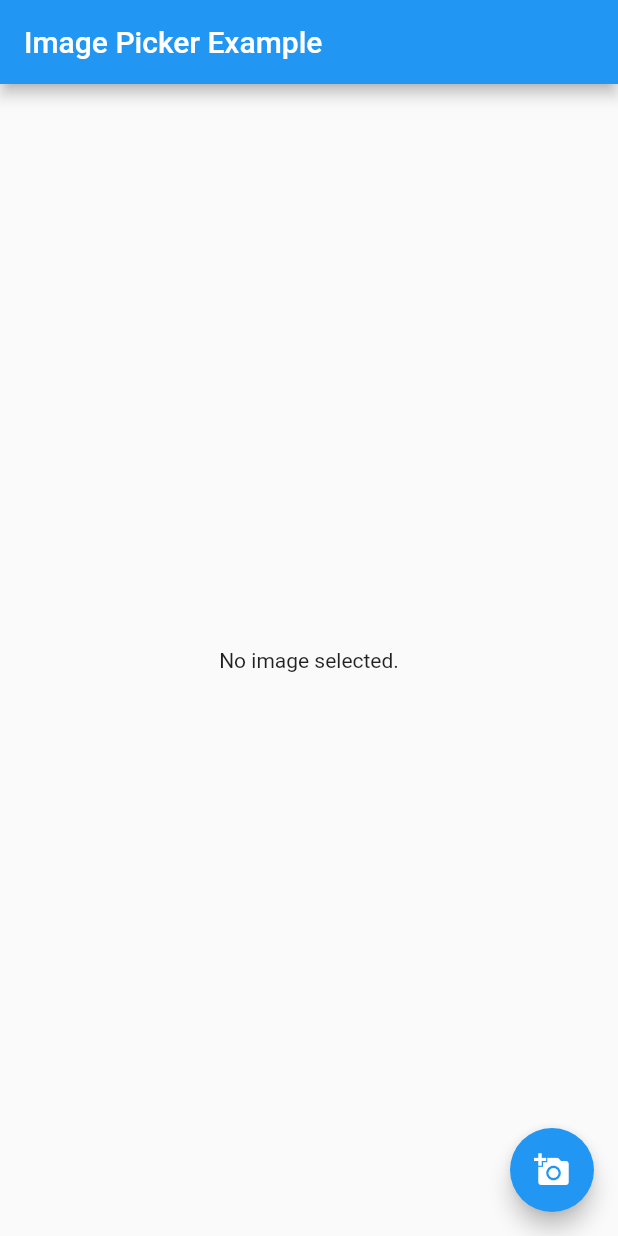
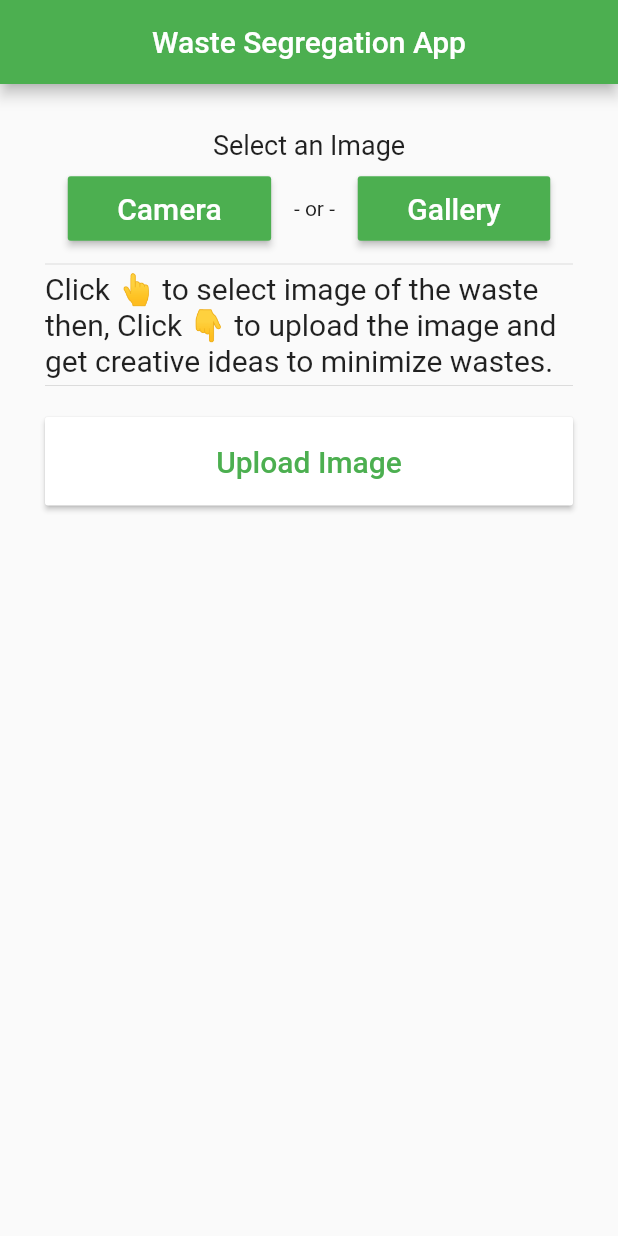
Before and after one commit to NishantOG/WasteSegregationApp, a Flutter app: the screen it shows after launch, on a phone screen of 412 x 824 dp. Run offline on Flutter 3.47's test engine with Material 2 defaults, Android fonts, the light colour scheme and no system bars; our stand-ins replace image_cropper, image_picker.

Commit message:
Basic structure of the app

```diff
--- a/frontend/lib/main.dart
+++ b/frontend/lib/main.dart
@@ -1,54 +1,219 @@
 import 'dart:io';
+import 'dart:convert';
+import 'package:flutter/cupertino.dart';
+import 'package:http/http.dart' as http;
+import 'package:image_picker/image_picker.dart';
+import 'package:image_cropper/image_cropper.dart';
+import 'package:flutter/material.dart';
 
-import 'package:flutter/material.dart';
-import 'package:image_picker/image_picker.dart';
+void main() => runApp(Home());
 
-void main() => runApp(MyApp());
-
-class MyApp extends StatelessWidget {
+class Home extends StatelessWidget {
   @override
   Widget build(BuildContext context) {
     return MaterialApp(
-      home: MyHomePage(),
+      debugShowCheckedModeBanner: false,
+      initialRoute: '/',
+      routes: {
+        '/': (context) => CameraWidget(),
+        '/upload': (context) => Info(),
+      },
     );
   }
 }
 
-class MyHomePage extends StatefulWidget {
+class CameraWidget extends StatefulWidget {
   @override
-  _MyHomePageState createState() => _MyHomePageState();
+  _CameraWidgetState createState() => _CameraWidgetState();
 }
 
-class _MyHomePageState extends State<MyHomePage> {
-  File _image;
-  final picker = ImagePicker();
+class _CameraWidgetState extends State<CameraWidget> {
+  File imageFile;
+  String status =
+      'Click 👆 to select image of the waste then, Click 👇 to upload the image and get creative ideas to minimize wastes.';
 
-  Future getImage() async {
-    final pickedFile = await picker.getImage(source: ImageSource.camera);
+  setStatus(String message) {
+    setState(() {
+      status = message;
+    });
+  }
 
-    setState(() {
-      if (pickedFile != null) {
-        _image = File(pickedFile.path);
-      } else {
-        print('No image selected.');
+  _cropImage(filePath) async {
+    try {
+      File croppedImage = await ImageCropper.cropImage(
+          sourcePath: filePath,
+          maxHeight: 800,
+          maxWidth: 800,
+          aspectRatio: CropAspectRatio(ratioX: 1, ratioY: 1));
+      if (croppedImage != null) {
+        imageFile = croppedImage;
+        setState(() {});
       }
-    });
+    } catch (err) {
+      setStatus('Not able to crop the image due to error $err');
+      print('Error Croping the file: $err');
+    }
+  }
+
+  chooseImage(String s) async {
+    PickedFile pickedFile;
+    if (s == 'g') {
+      pickedFile = await ImagePicker()
+          .getImage(source: ImageSource.gallery, maxHeight: 800, maxWidth: 800);
+    } else {
+      pickedFile = await ImagePicker()
+          .getImage(source: ImageSource.camera, maxHeight: 800, maxWidth: 800);
+    }
+
+    _cropImage(pickedFile.path);
   }
 
   @override
   Widget build(BuildContext context) {
     return Scaffold(
       appBar: AppBar(
-        title: Text('Image Picker Example'),
+        title: Text('Waste Segregation App'),
+        centerTitle: true,
+        backgroundColor: Colors.green,
       ),
-      body: Center(
-        child: _image == null ? Text('No image selected.') : Image.file(_image),
-      ),
-      floatingActionButton: FloatingActionButton(
-        onPressed: getImage,
-        tooltip: 'Pick Image',
-        child: Icon(Icons.add_a_photo),
+      body: Container(
+        padding: EdgeInsets.all(30),
+        child: Column(
+          crossAxisAlignment: CrossAxisAlignment.stretch,
+          children: [
+            Column(
+              crossAxisAlignment: CrossAxisAlignment.stretch,
+              children: [
+                Text(
+                  'Select an Image',
+                  textAlign: TextAlign.center,
+                  style: TextStyle(fontSize: 18),
+                ),
+                ButtonBar(alignment: MainAxisAlignment.spaceEvenly, children: [
+                  RaisedButton(
+                    color: Colors.green,
+                    onPressed: () => chooseImage('c'),
+                    child: Padding(
+                      padding: const EdgeInsets.symmetric(
+                          vertical: 10, horizontal: 25),
+                      child: Text(
+                        'Camera',
+                        style: TextStyle(
+                          fontSize: 20,
+                        ),
+                      ),
+                    ),
+                  ),
+                  Text('- or -'),
+                  RaisedButton(
+                    onPressed: () => chooseImage('g'),
+                    color: Colors.green,
+                    child: Padding(
+                      padding: const EdgeInsets.symmetric(
+                          vertical: 10, horizontal: 25),
+                      child: Text(
+                        'Gallery',
+                        style: TextStyle(
+                          fontSize: 20,
+                        ),
+                      ),
+                    ),
+                  ),
+                ]),
+              ],
+            ),
+            Divider(height: 10),
+            Container(
+              child: (imageFile == null)
+                  ? Text("$status",
+                      style: TextStyle(
+                        fontSize: 20,
+                      ))
+                  : Container(
+                      width: 400,
+                      height: 400,
+                      child: Image.file(imageFile),
+                    ),
+            ),
+            Divider(height: 10),
+            Container(
+              child: imageFile == null
+                  ? Text('')
+                  : RaisedButton(
+                      onPressed: () => setState(() {
+                        imageFile = null;
+                      }),
+                      color: Colors.red,
+                      child: Padding(
+                        padding: const EdgeInsets.symmetric(
+                            vertical: 10, horizontal: 25),
+                        child: Text(
+                          'Clear',
+                          style: TextStyle(
+                            fontSize: 19,
+                            color: Colors.white,
+                          ),
+                        ),
+                      ),
+                    ),
+            ),
+            RaisedButton(
+              onPressed: () {
+                if (imageFile == null) {
+                  ScaffoldMessenger.of(context).showSnackBar(SnackBar(
+                    content: Text('Please select an image first.',
+                        style: TextStyle(
+                          fontSize: 16,
+                        )),
+                    backgroundColor: Colors.green,
+                  ));
+                } else {
+                  Navigator.pushNamed(context, '/upload',
+                      arguments: {'image': imageFile});
+                  print('Upload code goes here!');
+                }
+              },
+              color: Colors.white,
+              elevation: 1.5,
+              child: Padding(
+                padding: const EdgeInsets.all(18.0),
+                child: Text(
+                  'Upload Image',
+                  style: TextStyle(
+                    fontSize: 20,
+                    color: Colors.green,
+                  ),
+                ),
+              ),
+            ),
+          ],
+        ),
       ),
     );
   }
 }
+
+class Info extends StatefulWidget {
+  @override
+  _InfoState createState() => _InfoState();
+}
+
+class _InfoState extends State<Info> {
+  Map data = {};
+
+  @override
+  Widget build(BuildContext context) {
+    data = ModalRoute.of(context).settings.arguments;
+    return Scaffold(
+      appBar: AppBar(
+        title: Text('Ways to Recycle.'),
+        centerTitle: true,
+      ),
+      body: Container(
+        width: 400,
+        height: 400,
+        child: Image.file(data['image']),
+      ),
+    );
+  }
+}
--- a/frontend/pubspec.yaml
+++ b/frontend/pubspec.yaml
@@ -3,7 +3,7 @@ description: A new Flutter project.
 
 # The following line prevents the package from being accidentally published to
 # pub.dev using `pub publish`. This is preferred for private packages.
-publish_to: 'none' # Remove this line if you wish to publish to pub.dev
+publish_to: "none" # Remove this line if you wish to publish to pub.dev
 
 # The following defines the version and build number for your application.
 # A version number is three numbers separated by dots, like 1.2.43
@@ -24,11 +24,12 @@ dependencies:
   flutter:
     sdk: flutter
 
-
   # The following adds the Cupertino Icons font to your application.
   # Use with the CupertinoIcons class for iOS style icons.
   cupertino_icons: ^1.0.1
   image_picker: ^0.6.7+15
+  http: ^0.12.2
+  image_cropper: ^1.3.1
 
 dev_dependencies:
   flutter_test:
@@ -39,7 +40,6 @@ dev_dependencies:
 
 # The following section is specific to Flutter.
 flutter:
-
   # The following line ensures that the Material Icons font is
   # included with your application, so that you can use the icons in
   # the material Icons class.
```
Also changed, not shown: frontend/pubspec.lock, 2 other files.
